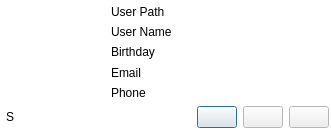
This is src/GuiVCard.ui in hwgao/beebeep as Qt 5 draws it before an edit. The edited form follows.
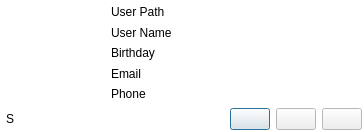
This is the edited form. Icons and pictures are not drawn.

Patch:
```diff
--- a/src/GuiVCard.ui
+++ b/src/GuiVCard.ui
@@ -6,8 +6,8 @@
    <rect>
     <x>0</x>
     <y>0</y>
-    <width>331</width>
-    <height>130</height>
+    <width>364</width>
+    <height>132</height>
    </rect>
   </property>
   <property name="palette">
```
